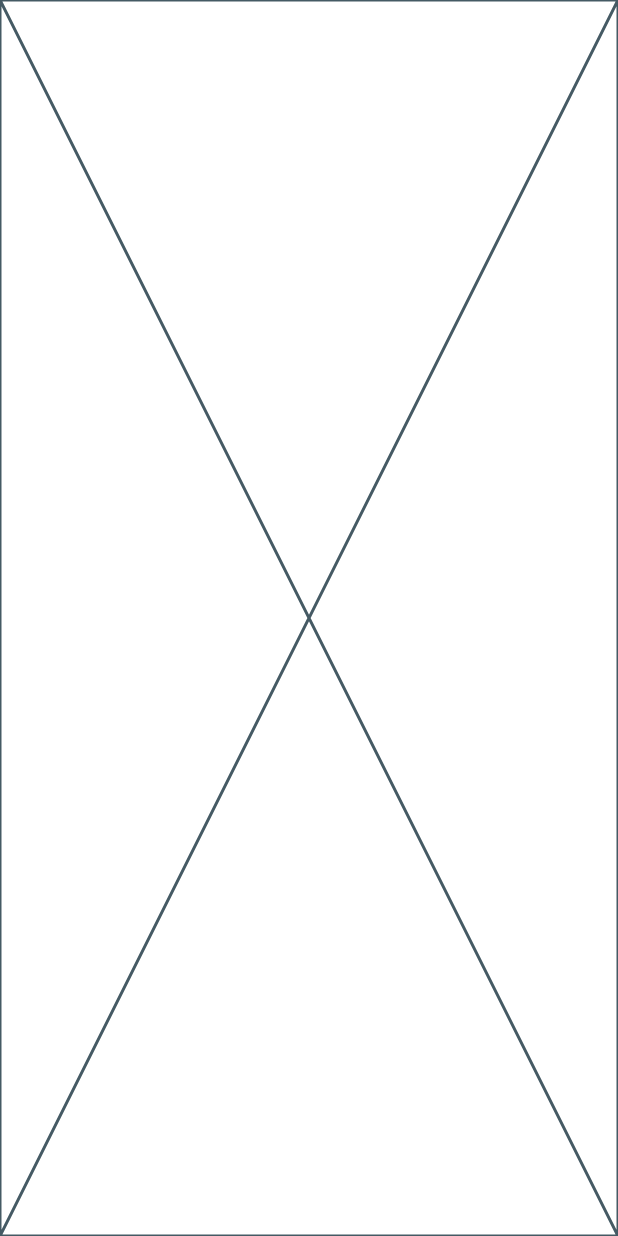
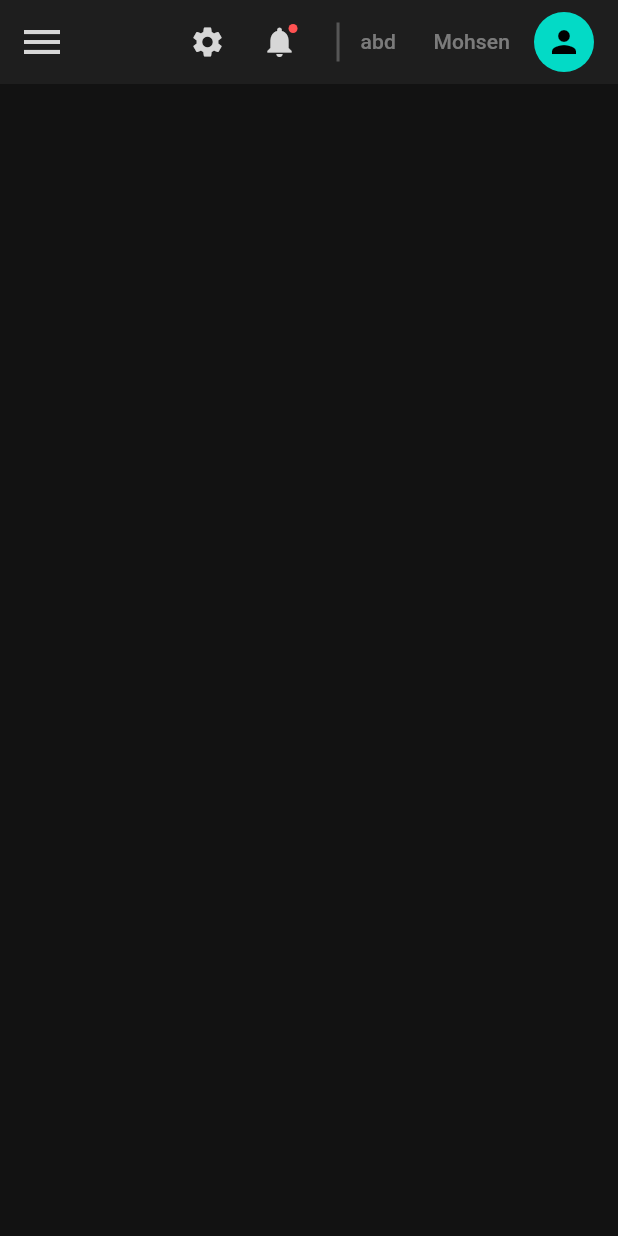
Before and after one commit to abd-Mohsen/dentist-dashboard, a Flutter app: the screen it shows after launch, on a phone screen of 412 x 824 dp. Run offline on Flutter 3.47's test engine with Material 2 defaults, Android fonts, the phone set to English and light mode, and no system bars; our stand-ins replace get.

Commit message:
responsive

```diff
--- a/lib/constants.dart
+++ b/lib/constants.dart
@@ -0,0 +1,4 @@
+const int kLargeScreenWidth = 1366;
+const int kMedScreenWidth = 768;
+const int kSmallScreenWidth = 360;
+const int kCustomScreenWidth = 1100;
--- /dev/null
+++ b/lib/layout.dart
@@ -0,0 +1,116 @@
+import 'package:dentist_dashboard/services/responsiveness.dart';
+import 'package:dentist_dashboard/views/components/large_screen.dart';
+import 'package:dentist_dashboard/views/components/small_screen.dart';
+import 'package:dentist_dashboard/views/components/top_bar.dart';
+import 'package:flutter/material.dart';
+import 'package:get/get.dart';
+
+class Layout extends StatelessWidget {
+  Layout({super.key});
+  final GlobalKey<ScaffoldState>? scaffoldKey = GlobalKey();
+
+  @override
+  Widget build(BuildContext context) {
+    ColorScheme cs = Theme.of(context).colorScheme;
+    TextTheme tt = Theme.of(context).textTheme;
+    return Scaffold(
+      appBar: AppBar(
+        elevation: 0,
+        backgroundColor: cs.surface,
+        title: Visibility(child: Text("dashboard", style: tt.titleLarge!.copyWith(color: cs.onSurface))),
+        actions: [
+          Row(
+            children: [
+              IconButton(
+                onPressed: () {
+                  //
+                },
+                icon: Icon(
+                  Icons.settings,
+                  color: cs.onSurface,
+                ),
+              ),
+              IconButton(
+                onPressed: () {
+                  //
+                },
+                icon: Tooltip(
+                  message: "notifications".tr,
+                  child: Badge(
+                    child: Icon(
+                      Icons.notifications,
+                      color: cs.onSurface,
+                      //semanticLabel: "notifications",
+                    ),
+                  ),
+                ),
+              ),
+              VerticalDivider(
+                thickness: 2,
+                color: cs.onSurface.withOpacity(0.3),
+                width: 30,
+                indent: 15,
+                endIndent: 15,
+              ),
+              Text(
+                "abd Mohsen", //todo: handle the case when name is long (without using sized box)
+                overflow: TextOverflow.ellipsis,
+                maxLines: 1,
+                style: tt.titleSmall!.copyWith(color: cs.onSurface.withOpacity(0.5)),
+              ),
+              const SizedBox(width: 16),
+              CircleAvatar(
+                radius: 20,
+                backgroundColor: cs.secondary,
+                child: IconButton(
+                  onPressed: () {
+                    //
+                  },
+                  icon: Icon(
+                    Icons.person,
+                    color: cs.onSecondary,
+                  ),
+                ),
+              ),
+              const SizedBox(width: 16),
+            ],
+          ),
+        ],
+        leading: ResponsiveWidget.isSmall(context)
+            ? Builder(
+                builder: (BuildContext context) {
+                  return IconButton(
+                    icon: Icon(
+                      Icons.menu,
+                      color: cs.onSurface,
+                      size: 32.0,
+                    ),
+                    onPressed: () {
+                      Scaffold.of(context).openDrawer();
+                    },
+                  );
+                },
+              )
+            : Row(
+                children: [
+                  Padding(
+                    padding: const EdgeInsets.only(left: 12),
+                    child: Icon(
+                      Icons.shopping_cart,
+                      color: cs.onSurface,
+                    ),
+                  )
+                ],
+              ),
+      ),
+      drawer: Drawer(
+        child: Container(
+          color: Colors.black,
+          height: 50,
+          width: 50,
+        ),
+      ),
+      body: const ResponsiveWidget(largeWidget: LargeScreen(), smallWidget: SmallScreen()),
+    );
+  }
+}
--- a/lib/main.dart
+++ b/lib/main.dart
@@ -1,3 +1,5 @@
+import 'package:dentist_dashboard/layout.dart';
+import 'package:dentist_dashboard/themes.dart';
 import 'package:flutter/material.dart';
 import 'package:get/get_navigation/src/root/get_material_app.dart';
 
@@ -13,7 +15,9 @@ class MyApp extends StatelessWidget {
     return GetMaterialApp(
       debugShowCheckedModeBanner: false,
       title: 'Dashboard',
-      home: Placeholder(),
+      theme: MyThemes.myDarkMode,
+      darkTheme: MyThemes.myDarkMode,
+      home: Layout(),
     );
   }
 }
--- /dev/null
+++ b/lib/services/responsiveness.dart
@@ -0,0 +1,38 @@
+import 'package:flutter/material.dart';
+
+import '../constants.dart';
+
+class ResponsiveWidget extends StatelessWidget {
+  final Widget largeWidget;
+  final Widget? mediumWidget;
+  final Widget smallWidget;
+  final Widget? customWidget;
+
+  const ResponsiveWidget({
+    super.key,
+    required this.largeWidget,
+    this.mediumWidget,
+    required this.smallWidget,
+    this.customWidget,
+  });
+
+  static bool isSmall(BuildContext context) => MediaQuery.of(context).size.width < kMedScreenWidth;
+  static bool isMed(BuildContext context) =>
+      MediaQuery.of(context).size.width >= kMedScreenWidth && MediaQuery.of(context).size.width < kLargeScreenWidth;
+  static bool isLarge(BuildContext context) => MediaQuery.of(context).size.width >= kLargeScreenWidth;
+  //bool isCustom = currentWidth >= medScreenWidth && currentWidth <= customScreenWidth;
+
+  @override
+  Widget build(BuildContext context) {
+    return LayoutBuilder(builder: (context, constraints) {
+      double width = constraints.maxWidth;
+      if (width >= kLargeScreenWidth) {
+        return largeWidget;
+      } else if (width < kLargeScreenWidth && width >= kMedScreenWidth) {
+        return mediumWidget ?? largeWidget;
+      } else {
+        return smallWidget;
+      }
+    });
+  }
+}
--- a/lib/themes.dart
+++ b/lib/themes.dart
@@ -1,4 +1,5 @@
 import 'package:flutter/material.dart';
+import 'package:get/get.dart';
 
 ///custom themes
 
@@ -8,98 +9,98 @@ class MyThemes {
       fontSize: 57,
       wordSpacing: 64,
       letterSpacing: 0,
-      // Customize displayLarge style...
+      fontFamily: 'arabic',
     ),
     displayMedium: TextStyle(
       fontSize: 45,
       wordSpacing: 52,
       letterSpacing: 0,
-      // Customize displayMedium style...
+      fontFamily: 'arabic',
     ),
     displaySmall: TextStyle(
       fontSize: 36,
       wordSpacing: 44,
       letterSpacing: 0,
-      // Customize displaySmall style...
+      fontFamily: 'arabic',
     ),
     headlineLarge: TextStyle(
       fontSize: 32,
       wordSpacing: 40,
       letterSpacing: 0,
-      // Customize headlineLarge style...
+      fontFamily: 'arabic',
     ),
     headlineMedium: TextStyle(
       fontSize: 28,
       wordSpacing: 36,
       letterSpacing: 0,
-      // Customize headlineMedium style...
+      fontFamily: 'arabic',
     ),
     headlineSmall: TextStyle(
       fontSize: 24,
       wordSpacing: 32,
       letterSpacing: 0,
-      // Customize headlineSmall style...
+      fontFamily: 'arabic',
     ),
     titleLarge: TextStyle(
       fontSize: 22,
       wordSpacing: 28,
       letterSpacing: 0,
-      // Customize titleLarge style...
+      fontFamily: 'arabic',
     ),
     titleMedium: TextStyle(
       fontSize: 16,
       wordSpacing: 24,
       letterSpacing: 0.15,
-      // Customize titleMedium style...
+      fontFamily: 'arabic',
     ),
     titleSmall: TextStyle(
       fontSize: 14,
       wordSpacing: 20,
       letterSpacing: 0.1,
-      // Customize titleSmall style...
+      fontFamily: 'arabic',
     ),
     labelLarge: TextStyle(
       fontSize: 14,
       wordSpacing: 20,
       letterSpacing: 0.1,
-      // Customize labelLarge style...
+      fontFamily: 'arabic',
     ),
     labelMedium: TextStyle(
       fontSize: 12,
       wordSpacing: 16,
       letterSpacing: 0.5,
-      // Customize labelMedium style...
+      fontFamily: 'arabic',
     ),
     labelSmall: TextStyle(
       fontSize: 11,
       wordSpacing: 16,
       letterSpacing: 0.5,
-      // Customize labelSmall style...
+      fontFamily: 'arabic',
     ),
     bodyLarge: TextStyle(
       fontSize: 16,
       wordSpacing: 24,
       letterSpacing: 0.15,
-      // Customize bodyLarge style...
+      fontFamily: 'arabic',
     ),
     bodyMedium: TextStyle(
       fontSize: 14,
       wordSpacing: 20,
       letterSpacing: 0.25,
-      // Customize bodyMedium style...
+      fontFamily: 'arabic',
     ),
     bodySmall: TextStyle(
       fontSize: 12,
       wordSpacing: 16,
       letterSpacing: 0.4,
-      // Customize bodySmall style...
+      fontFamily: 'arabic',
     ),
   );
 
   static ThemeData myDarkMode = ThemeData.dark().copyWith(
     colorScheme: const ColorScheme(
       brightness: Brightness.dark,
-      primary: Color(0xffBB86FC),
+      primary: Color(0xff02979D),
       onPrimary: Colors.white,
       secondary: Color(0xff03DAC6),
       onSecondary: Colors.black,
@@ -110,12 +111,104 @@ class MyThemes {
       surface: Color(0xff1e1e1e),
       onSurface: Color(0xffD7D7D7),
     ),
+    textTheme: const TextTheme(
+      displayLarge: TextStyle(
+        fontSize: 57,
+        wordSpacing: 64,
+        letterSpacing: 0,
+        fontFamily: 'arabic',
+      ),
+      displayMedium: TextStyle(
+        fontSize: 45,
+        wordSpacing: 52,
+        letterSpacing: 0,
+        fontFamily: 'arabic',
+      ),
+      displaySmall: TextStyle(
+        fontSize: 36,
+        wordSpacing: 44,
+        letterSpacing: 0,
+        fontFamily: 'arabic',
+      ),
+      headlineLarge: TextStyle(
+        fontSize: 32,
+        wordSpacing: 40,
+        letterSpacing: 0,
+        fontFamily: 'arabic',
+      ),
+      headlineMedium: TextStyle(
+        fontSize: 28,
+        wordSpacing: 36,
+        letterSpacing: 0,
+        fontFamily: 'arabic',
+      ),
+      headlineSmall: TextStyle(
+        fontSize: 24,
+        wordSpacing: 32,
+        letterSpacing: 0,
+        fontFamily: 'arabic',
+      ),
+      titleLarge: TextStyle(
+        fontSize: 22,
+        wordSpacing: 28,
+        letterSpacing: 0,
+        fontFamily: 'arabic',
+      ),
+      titleMedium: TextStyle(
+        fontSize: 16,
+        wordSpacing: 24,
+        letterSpacing: 0.15,
+        fontFamily: 'arabic',
+      ),
+      titleSmall: TextStyle(
+        fontSize: 14,
+        wordSpacing: 20,
+        letterSpacing: 0.1,
+        fontFamily: 'arabic',
+      ),
+      labelLarge: TextStyle(
+        fontSize: 14,
+        wordSpacing: 20,
+        letterSpacing: 0.1,
+        fontFamily: 'arabic',
+      ),
+      labelMedium: TextStyle(
+        fontSize: 12,
+        wordSpacing: 16,
+        letterSpacing: 0.5,
+        fontFamily: 'arabic',
+      ),
+      labelSmall: TextStyle(
+        fontSize: 11,
+        wordSpacing: 16,
+        letterSpacing: 0.5,
+        fontFamily: 'arabic',
+      ),
+      bodyLarge: TextStyle(
+        fontSize: 16,
+        wordSpacing: 24,
+        letterSpacing: 0.15,
+        fontFamily: 'arabic',
+      ),
+      bodyMedium: TextStyle(
+        fontSize: 14,
+        wordSpacing: 20,
+        letterSpacing: 0.25,
+        fontFamily: 'arabic',
+      ),
+      bodySmall: TextStyle(
+        fontSize: 12,
+        wordSpacing: 16,
+        letterSpacing: 0.4,
+        fontFamily: 'arabic',
+      ),
+    ),
   );
 
   static ThemeData myLightMode = ThemeData.light().copyWith(
     colorScheme: const ColorScheme(
       brightness: Brightness.light,
-      primary: Color(0xff1c1c1c),
+      primary: Color(0xff02979D),
       onPrimary: Colors.white,
       secondary: Colors.white,
       onSecondary: Colors.black,
@@ -126,5 +219,97 @@ class MyThemes {
       surface: Colors.white,
       onSurface: Colors.black,
     ),
+    textTheme: const TextTheme(
+      displayLarge: TextStyle(
+        fontSize: 57,
+        wordSpacing: 64,
+        letterSpacing: 0,
+        fontFamily: 'arabic',
+      ),
+      displayMedium: TextStyle(
+        fontSize: 45,
+        wordSpacing: 52,
+        letterSpacing: 0,
+        fontFamily: 'arabic',
+      ),
+      displaySmall: TextStyle(
+        fontSize: 36,
+        wordSpacing: 44,
+        letterSpacing: 0,
+        fontFamily: 'arabic',
+      ),
+      headlineLarge: TextStyle(
+        fontSize: 32,
+        wordSpacing: 40,
+        letterSpacing: 0,
+        fontFamily: 'arabic',
+      ),
+      headlineMedium: TextStyle(
+        fontSize: 28,
+        wordSpacing: 36,
+        letterSpacing: 0,
+        fontFamily: 'arabic',
+      ),
+      headlineSmall: TextStyle(
+        fontSize: 24,
+        wordSpacing: 32,
+        letterSpacing: 0,
+        fontFamily: 'arabic',
+      ),
+      titleLarge: TextStyle(
+        fontSize: 22,
+        wordSpacing: 28,
+        letterSpacing: 0,
+        fontFamily: 'arabic',
+      ),
+      titleMedium: TextStyle(
+        fontSize: 16,
+        wordSpacing: 24,
+        letterSpacing: 0.15,
+        fontFamily: 'arabic',
+      ),
+      titleSmall: TextStyle(
+        fontSize: 14,
+        wordSpacing: 20,
+        letterSpacing: 0.1,
+        fontFamily: 'arabic',
+      ),
+      labelLarge: TextStyle(
+        fontSize: 14,
+        wordSpacing: 20,
+        letterSpacing: 0.1,
+        fontFamily: 'arabic',
+      ),
+      labelMedium: TextStyle(
+        fontSize: 12,
+        wordSpacing: 16,
+        letterSpacing: 0.5,
+        fontFamily: 'arabic',
+      ),
+      labelSmall: TextStyle(
+        fontSize: 11,
+        wordSpacing: 16,
+        letterSpacing: 0.5,
+        fontFamily: 'arabic',
+      ),
+      bodyLarge: TextStyle(
+        fontSize: 16,
+        wordSpacing: 24,
+        letterSpacing: 0.15,
+        fontFamily: 'arabic',
+      ),
+      bodyMedium: TextStyle(
+        fontSize: 14,
+        wordSpacing: 20,
+        letterSpacing: 0.25,
+        fontFamily: 'arabic',
+      ),
+      bodySmall: TextStyle(
+        fontSize: 12,
+        wordSpacing: 16,
+        letterSpacing: 0.4,
+        fontFamily: 'arabic',
+      ),
+    ),
   );
 }
--- /dev/null
+++ b/lib/views/components/large_screen.dart
@@ -0,0 +1,48 @@
+import 'package:flutter/material.dart';
+
+class LargeScreen extends StatelessWidget {
+  const LargeScreen({super.key});
+
+  @override
+  Widget build(BuildContext context) {
+    ColorScheme cs = Theme.of(context).colorScheme;
+    TextTheme tt = Theme.of(context).textTheme;
+    return Row(
+      children: [
+        Expanded(
+          flex: 1,
+          child: Container(
+            color: cs.primary,
+            child: ListView(
+              padding: EdgeInsets.all(8),
+              children: [
+                ListTile(
+                  mouseCursor: MouseCursor.defer,
+                  leading: Icon(Icons.home_filled, color: cs.onPrimary),
+                  title: Text("Home", style: tt.titleMedium!.copyWith(color: cs.onPrimary)),
+                  tileColor: Colors.transparent,
+                ),
+                ListTile(
+                  mouseCursor: MouseCursor.defer,
+                  leading: Icon(Icons.phone_android, color: cs.onPrimary),
+                  title: Text("control app", style: tt.titleMedium!.copyWith(color: cs.onPrimary)),
+                  tileColor: Colors.transparent,
+                ),
+                ListTile(
+                  mouseCursor: MouseCursor.defer,
+                  leading: Icon(Icons.analytics, color: cs.onPrimary),
+                  title: Text("analytics", style: tt.titleMedium!.copyWith(color: cs.onPrimary)),
+                  tileColor: Colors.transparent,
+                ),
+              ],
+            ),
+          ),
+        ),
+        Expanded(
+          flex: 5,
+          child: Container(color: cs.background),
+        ),
+      ],
+    );
+  }
+}
--- /dev/null
+++ b/lib/views/components/small_screen.dart
@@ -0,0 +1,13 @@
+import 'package:flutter/material.dart';
+
+class SmallScreen extends StatelessWidget {
+  const SmallScreen({super.key});
+
+  @override
+  Widget build(BuildContext context) {
+    ColorScheme cs = Theme.of(context).colorScheme;
+    return Container(
+      color: cs.background,
+    );
+  }
+}
--- /dev/null
+++ b/lib/views/components/top_bar.dart
@@ -0,0 +1,50 @@
+import 'package:dentist_dashboard/services/responsiveness.dart';
+import 'package:flutter/material.dart';
+
+class TopBar extends StatelessWidget {
+  const TopBar({super.key, required this.openDrawer});
+  final void Function() openDrawer;
+
+  @override
+  Widget build(BuildContext context) {
+    ColorScheme cs = Theme.of(context).colorScheme;
+    TextTheme tt = Theme.of(context).textTheme;
+    return AppBar(
+      elevation: 0,
+      backgroundColor: cs.surface,
+      title: Row(
+        children: [
+          Visibility(child: Text("dashboard", style: tt.titleMedium!.copyWith(color: cs.onSurface))),
+          Expanded(child: Container()),
+          IconButton(onPressed: () {}, icon: Icon(Icons.settings, color: cs.onSurface)),
+          Badge(
+            child: IconButton(
+              onPressed: () {
+                //
+              },
+              icon: Icon(Icons.notifications, color: cs.onSurface),
+            ),
+          )
+        ],
+      ),
+      leading: ResponsiveWidget.isSmall(context)
+          ? IconButton(
+              onPressed: openDrawer,
+              icon: Icon(
+                Icons.menu,
+                color: cs.onSurface,
+              ))
+          : Row(
+              children: [
+                Padding(
+                  padding: const EdgeInsets.only(left: 12),
+                  child: Icon(
+                    Icons.shopping_cart,
+                    color: cs.onSurface,
+                  ),
+                )
+              ],
+            ),
+    );
+  }
+}
```
Also changed, not shown: pubspec.yaml (+11 -0 lines), assets/fonts/NotoKufiArabic-VariableFont_wght.ttf (added), assets/fonts/NotoSans-Regular.ttf (added).
